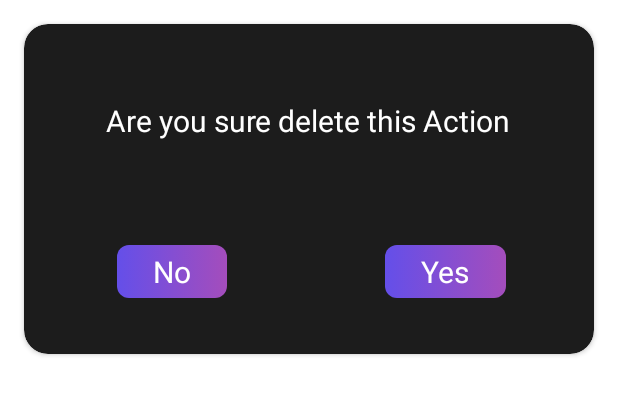
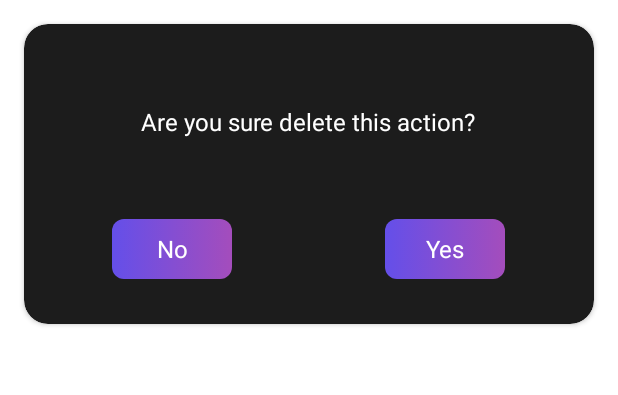
Before and after one commit to khusanov-ismoilbek/EventsApp, an Android app: the layout dialog_delete.xml on its own in the app's theme, with its tools: preview values and no code run, on a phone screen of 412 x 824 dp. Shown: the top 395 px of the screen. Run offline under Robolectric (Android 15) with nearby library versions, the phone set to English and light mode, and no system bars.

Commit message:
Update 17:03

```diff
--- /dev/null
+++ b/app/src/main/java/uz/gita/eventsapp/utils/AppManager.kt
@@ -0,0 +1,4 @@
+package uz.gita.eventsapp.utils
+
+class AppManager {
+}
--- a/app/src/main/res/layout/dialog_delete.xml
+++ b/app/src/main/res/layout/dialog_delete.xml
@@ -2,14 +2,14 @@
 <androidx.cardview.widget.CardView xmlns:android="http://schemas.android.com/apk/res/android"
     xmlns:app="http://schemas.android.com/apk/res-auto"
     android:layout_width="match_parent"
-    android:layout_height="220dp"
+    android:layout_height="200dp"
     android:layout_margin="16dp"
     app:cardBackgroundColor="#1C1C1C"
     app:cardCornerRadius="16dp">
 
     <View
         android:layout_width="match_parent"
-        android:layout_height="220dp" />
+        android:layout_height="200dp" />
 
     <androidx.appcompat.widget.LinearLayoutCompat
         android:layout_width="match_parent"
@@ -25,11 +25,11 @@
             <androidx.appcompat.widget.AppCompatTextView
                 android:layout_width="wrap_content"
                 android:layout_height="wrap_content"
-                android:layout_marginBottom="16dp"
+                android:layout_marginBottom="12dp"
                 android:gravity="center"
                 android:text="@string/delete_text"
                 android:textColor="@color/white"
-                android:textSize="20sp" />
+                android:textSize="16sp" />
 
         </androidx.appcompat.widget.LinearLayoutCompat>
 
@@ -46,15 +46,14 @@
 
                 <androidx.appcompat.widget.AppCompatTextView
                     android:id="@+id/no"
-                    android:layout_width="wrap_content"
-                    android:layout_height="wrap_content"
+                    android:layout_width="80dp"
+                    android:layout_height="40dp"
                     android:layout_marginStart="8dp"
                     android:background="@drawable/shape_button"
-                    android:paddingHorizontal="24dp"
-                    android:paddingVertical="4dp"
+                    android:gravity="center"
                     android:text="@string/no"
                     android:textColor="@color/white"
-                    android:textSize="20sp" />
+                    android:textSize="16sp" />
 
             </androidx.appcompat.widget.LinearLayoutCompat>
 
@@ -66,15 +65,14 @@
 
                 <androidx.appcompat.widget.AppCompatTextView
                     android:id="@+id/yes"
-                    android:layout_width="wrap_content"
-                    android:layout_height="wrap_content"
+                    android:layout_width="80dp"
+                    android:layout_height="40dp"
                     android:layout_marginEnd="8dp"
                     android:background="@drawable/shape_button"
-                    android:paddingHorizontal="24dp"
-                    android:paddingVertical="4dp"
+                    android:gravity="center"
                     android:text="@string/yes"
                     android:textColor="@color/white"
-                    android:textSize="20sp" />
+                    android:textSize="16sp" />
 
             </androidx.appcompat.widget.LinearLayoutCompat>
 
--- a/app/src/main/res/values/strings.xml
+++ b/app/src/main/res/values/strings.xml
@@ -13,7 +13,7 @@
     <string name="cancel">CANCEL</string>
     <string name="ok">OK</string>
     <string name="enabled">Enabled</string>
-    <string name="delete_text">Are you sure delete this Action</string>
+    <string name="delete_text">Are you sure delete this action?</string>
     <string name="yes">Yes</string>
     <string name="no">No</string>
 </resources>
--- a/app/src/main/res/values/themes.xml
+++ b/app/src/main/res/values/themes.xml
@@ -3,7 +3,7 @@
     <style name="Theme.EventsApp" parent="Theme.MaterialComponents.Light.NoActionBar">
         <!-- Primary brand color. -->
         <item name="colorPrimary">@color/purple_500</item>
-        <item name="colorPrimaryVariant">@color/purple_700</item>
+        <item name="colorPrimaryVariant">#0C0B13</item>
         <item name="colorOnPrimary">@color/white</item>
         <!-- Secondary brand color. -->
         <item name="colorSecondary">@color/teal_200</item>
```
Also changed, not shown: app/src/main/res/layout/dialog_add.xml (+5 -6 lines), app/src/main/res/layout/remote_view.xml (+4 -5 lines).
